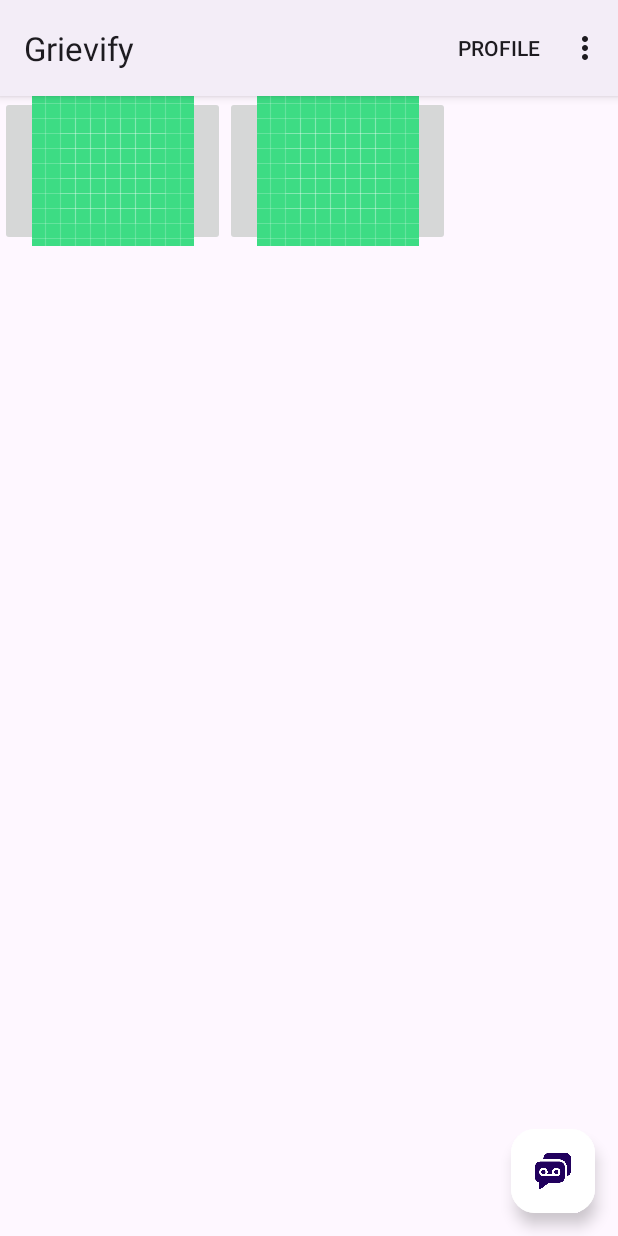
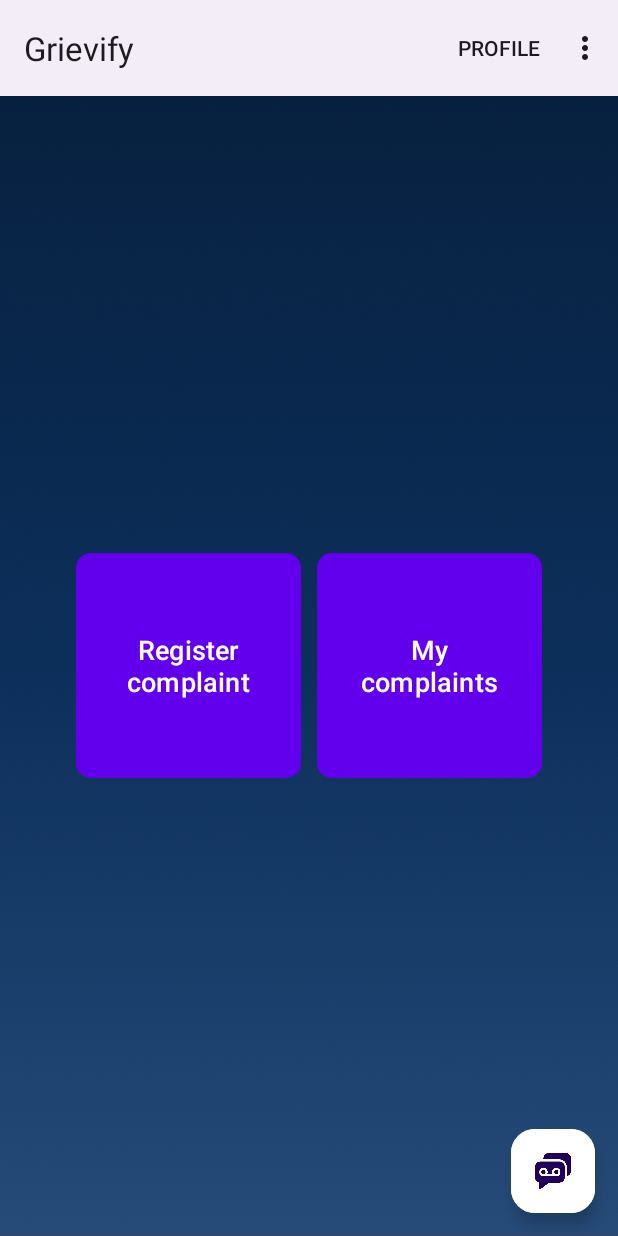
Before and after one commit to navneet-raj-karn/Grievify, an Android app: the screen it shows after launch once a user with an empty profile is signed in (MainActivity), on a phone screen of 412 x 824 dp. Run offline under Robolectric (Android 15) with nearby library versions, the phone set to English and light mode, and no system bars; our stand-ins replace Firebase (no records; nobody signed in at launch, a user with empty details on screens opened directly).

Commit message:
Home Fragment Ui changed

```diff
--- a/app/src/main/java/com/example/grievify/MainActivity.kt
+++ b/app/src/main/java/com/example/grievify/MainActivity.kt
@@ -3,6 +3,8 @@ package com.example.grievify
 import android.content.Intent
 import androidx.appcompat.app.AppCompatActivity
 import android.os.Bundle
+import android.os.Handler
+import android.os.Looper
 import android.view.Menu
 import android.view.MenuItem
 import android.widget.Toast
@@ -33,6 +35,32 @@ class MainActivity : AppCompatActivity() {
         fragmentTransactionn.commit()
 
     }
+    private var doubleBackToExitPressedOnce = false
+
+    override fun onBackPressed() {
+        println("Hi there")
+        val currentFragment = supportFragmentManager.fragments.last()
+        println(currentFragment)
+        if(currentFragment.toString().contains("FragmentComplainList") || currentFragment.toString().contains("ProfileFragment") ) {
+
+            fragmentload(HomeFragment())
+        }
+        else {
+            if (doubleBackToExitPressedOnce) {
+                super.onBackPressed()
+                return
+            }
+
+            this.doubleBackToExitPressedOnce = true
+            Toast.makeText(this, "Press back again to exit", Toast.LENGTH_SHORT).show()
+
+            Handler(Looper.getMainLooper()).postDelayed(Runnable { doubleBackToExitPressedOnce = false }, 2000)
+        }
+
+
+
+
+    }
     override fun onCreateOptionsMenu(menu: Menu?): Boolean {
         menuInflater.inflate(R.menu.delete_menu,menu)
         return true
--- a/app/src/main/java/com/example/grievify/ui/main/FragmentComplainList.kt
+++ b/app/src/main/java/com/example/grievify/ui/main/FragmentComplainList.kt
@@ -7,6 +7,7 @@ import android.view.View
 import android.view.ViewGroup
 import android.widget.Toast
 import androidx.recyclerview.widget.LinearLayoutManager
+import com.example.grievify.R
 import com.example.grievify.adapters.ComplaintAdapter
 import com.example.grievify.data.TicketData
 import com.example.grievify.databinding.FragmentComplainListBinding
@@ -32,7 +33,14 @@ class FragmentComplainList : Fragment() {
         retriveDataFromDatabase()
         return binding.root
     }
+    private fun fragmentload(fragment : Fragment)
+    {
 
+        val fragmentTransaction = parentFragmentManager.beginTransaction()
+        fragmentTransaction.replace(R.id.mainFrameLayout, fragment)
+        fragmentTransaction.commit()
+
+    }
     private fun retriveDataFromDatabase() {
         val database: FirebaseDatabase = FirebaseDatabase.getInstance()
         val myReference: DatabaseReference =database.reference.child("tickets")
--- /dev/null
+++ b/app/src/main/res/drawable/button_shape_square.xml
@@ -0,0 +1,19 @@
+<?xml version="1.0" encoding="utf-8"?>
+<shape xmlns:android="http://schemas.android.com/apk/res/android"
+    android:shape="rectangle" >
+    <corners
+        android:topLeftRadius="10dp"
+        android:topRightRadius="10dp"
+        android:bottomLeftRadius="10dp"
+        android:bottomRightRadius="10dp"/>
+    <solid
+        android:color="#0000ff"/>
+    <padding
+        android:left="0dp"
+        android:top="0dp"
+        android:right="0dp"
+        android:bottom="0dp"/>
+    <size
+        android:width="150dp"
+        android:height="150dp"/>
+</shape>
--- a/app/src/main/res/layout/fragment_home.xml
+++ b/app/src/main/res/layout/fragment_home.xml
@@ -4,28 +4,38 @@
     android:layout_width="match_parent"
     android:layout_height="match_parent"
     xmlns:app="http://schemas.android.com/apk/res-auto"
+    android:background="@drawable/background"
     tools:context=".ui.main.HomeFragment">
 
 
+    <RelativeLayout
+        android:layout_width="match_parent"
+        android:layout_height="match_parent">
         <LinearLayout
             android:layout_centerInParent="true"
             android:orientation="horizontal"
-        android:layout_width="300dp"
+            android:layout_width="wrap_content"
             android:layout_height="wrap_content">
 
-        <ImageButton
+            <Button
                 android:id="@+id/register"
-            android:layout_width="100dp"
-            android:layout_height="100dp"
-            android:layout_weight="1"
-            app:srcCompat="@drawable/ic_launcher_background" />
+                android:layout_width="150dp"
+                android:layout_height="150dp"
+                android:text="Register\ncomplaint"
+                android:layout_marginEnd="5dp"
+                android:background="@drawable/button_shape_square"
+                android:textSize="18sp"
+                 />
 
-        <ImageButton
+            <Button
                 android:id="@+id/list"
-            android:layout_width="100dp"
-            android:layout_height="100dp"
-            android:layout_weight="1"
-            app:srcCompat="@drawable/ic_launcher_background" />
+                android:layout_width="150dp"
+                android:layout_height="150dp"
+                android:text="My\ncomplaints"
+                android:layout_marginStart="5dp"
+                android:background="@drawable/button_shape_square"
+                android:textSize="18sp"
+                />
 
         </LinearLayout>
 
@@ -45,5 +55,6 @@
                 />
 
         </androidx.coordinatorlayout.widget.CoordinatorLayout>
+    </RelativeLayout>
 
 </FrameLayout>
```
Lines whose indentation alone changed are shown as unchanged.
